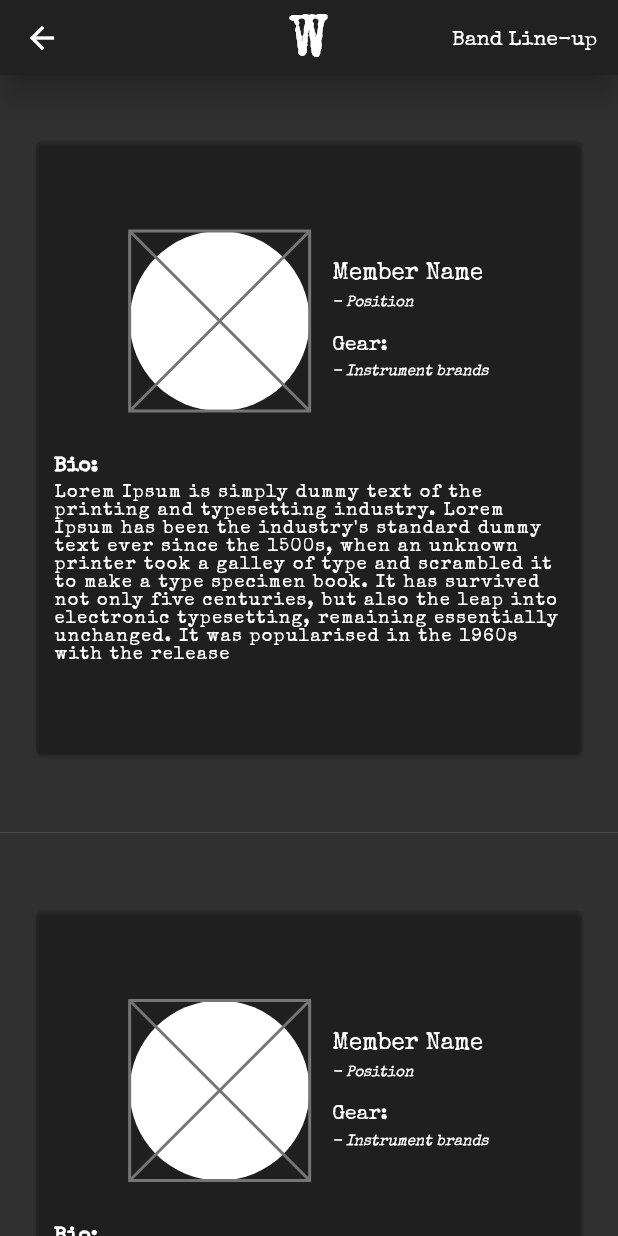
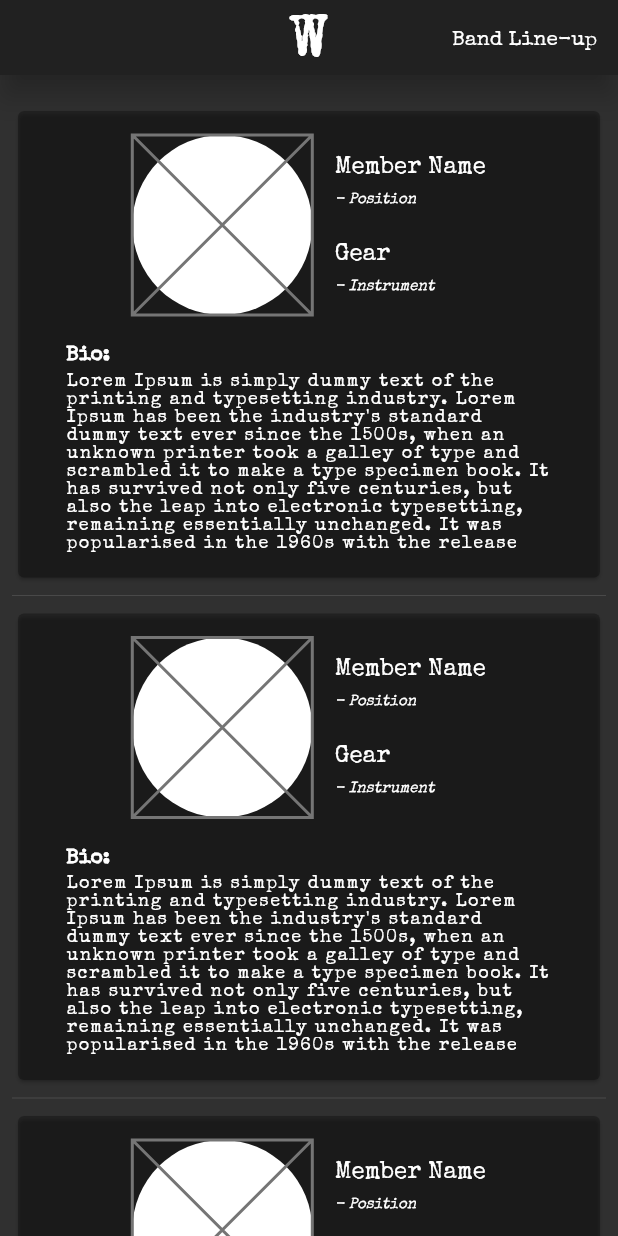
Before and after one commit to fatherof2sons/wood_band, a Flutter app: the BandLineup screen opened directly, on a phone screen of 412 x 824 dp. Run offline on Flutter 3.47's test engine with Material 2 defaults, Android fonts, the phone set to English and light mode, and no system bars; our stand-ins replace font_awesome_flutter.

Commit message:
polishing on new branch

```diff
--- a/lib/src/app.dart
+++ b/lib/src/app.dart
@@ -1,4 +1,5 @@
 import 'package:flutter/material.dart';
+import 'package:wood_band/src/pages/band_lineup.dart';
 import 'package:wood_band/src/pages/home.dart';
 
 class App extends StatelessWidget {
@@ -10,7 +11,7 @@ class App extends StatelessWidget {
               fontFamily: 'Special Elite',
             ),
       ),
-      home: Home(),
+      home: BandLineup(),
     );
   }
 }
--- a/lib/src/pages/band_lineup.dart
+++ b/lib/src/pages/band_lineup.dart
@@ -10,9 +10,11 @@ class BandLineup extends StatelessWidget {
     return Scaffold(
       appBar: CustomAppbar(pageTitle: id),
       body: SingleChildScrollView(
-        child: Container(
+        child: Padding(
+          padding: const EdgeInsets.symmetric(horizontal: 8.0),
           child: Column(
             children: [
+              SizedBox(height: 20.0),
               _buildMembersColumn(context),
               Divider(),
               _buildMembersColumn(context),
@@ -32,20 +34,18 @@ class BandLineup extends StatelessWidget {
   }
 
   Widget _buildMembersColumn(BuildContext context) {
-    return Container(
-      // height: MediaQuery.of(context).size.height,
-      padding: const EdgeInsets.symmetric(vertical: 40.0, horizontal: 20.0),
-      child: Card(
-        color: Colors.black12,
+    return Card(
+      color: Colors.black26,
       child: Padding(
-          padding: const EdgeInsets.symmetric(vertical: 60.0, horizontal: 12.0),
+        padding: const EdgeInsets.symmetric(vertical: 16.0, horizontal: 32.0),
         child: Column(
           mainAxisSize: MainAxisSize.min,
-            mainAxisAlignment: MainAxisAlignment.spaceEvenly,
+          mainAxisAlignment: MainAxisAlignment.center,
           children: [
             Row(
               mainAxisAlignment: MainAxisAlignment.center,
               crossAxisAlignment: CrossAxisAlignment.center,
+              mainAxisSize: MainAxisSize.min,
               children: [
                 CircleAvatar(
                   backgroundColor: Colors.white,
@@ -58,60 +58,63 @@ class BandLineup extends StatelessWidget {
                 Column(
                   crossAxisAlignment: CrossAxisAlignment.start,
                   children: [
-                      Text(
-                        'Member Name',
-                        style: TextStyler.white().copyWith(fontSize: 16.0),
-                      ),
-                      SizedBox(height: 6.0),
-                      Text(
-                        '- Position',
-                        textAlign: TextAlign.left,
-                        style: TextStyler.white().copyWith(
-                            fontSize: 10.0, fontStyle: FontStyle.italic),
-                      ),
-                      SizedBox(height: 16.0),
-                      Text(
-                        'Gear: ',
-                        style: TextStyler.white().copyWith(),
-                      ),
-                      SizedBox(height: 6.0),
-                      Text(
-                        '- Instrument brands',
-                        textAlign: TextAlign.left,
-                        style: TextStyler.white().copyWith(
-                            fontSize: 10.0, fontStyle: FontStyle.italic),
-                      ),
+                    _memberInfo(),
+                    SizedBox(height: 24.0),
+                    _memberInfo(title: 'Gear', sub: '- Instrument'),
                   ],
                 ),
               ],
             ),
-              SizedBox(height: 10.0),
             Column(
               // crossAxisAlignment: CrossAxisAlignment.start,
               children: [
                 SizedBox(height: 20.0),
-                  Column(
-                    crossAxisAlignment: CrossAxisAlignment.start,
-                    children: [
-                      Text(
-                        'Bio:',
-                        style: TextStyler.white()
-                            .copyWith(fontWeight: FontWeight.bold),
-                      ),
-                      SizedBox(height: 5.0),
-                      Text(
-                        "Lorem Ipsum is simply dummy text of the printing and typesetting industry. Lorem Ipsum has been the industry's standard dummy text ever since the 1500s, when an unknown printer took a galley of type and scrambled it to make a type specimen book. It has survived not only five centuries, but also the leap into electronic typesetting, remaining essentially unchanged. It was popularised in the 1960s with the release",
-                        style: TextStyler.white()
-                            .copyWith(letterSpacing: 1.0, fontSize: 12.0),
-                      ),
-                    ],
-                  ),
+                _memberBio(),
               ],
             ),
           ],
         ),
       ),
+    );
+  }
+
+  Widget _memberInfo({String? title, String? sub}) {
+    return Column(
+      crossAxisAlignment: CrossAxisAlignment.start,
+      children: [
+        Text(
+          title ?? 'Member Name',
+          style: TextStyler.white().copyWith(fontSize: 16.0),
         ),
+        Padding(
+          padding: const EdgeInsets.only(top: 8.0),
+          child: Text(
+            sub ?? '- Position',
+            textAlign: TextAlign.left,
+            style: TextStyler.white()
+                .copyWith(fontSize: 10.0, fontStyle: FontStyle.italic),
+          ),
+        ),
+      ],
+    );
+  }
+
+  Widget _memberBio({String? bio}) {
+    return Column(
+      crossAxisAlignment: CrossAxisAlignment.start,
+      children: [
+        Text(
+          'Bio:',
+          style: TextStyler.white().copyWith(fontWeight: FontWeight.bold),
+        ),
+        SizedBox(height: 5.0),
+        Text(
+          bio ??
+              "Lorem Ipsum is simply dummy text of the printing and typesetting industry. Lorem Ipsum has been the industry's standard dummy text ever since the 1500s, when an unknown printer took a galley of type and scrambled it to make a type specimen book. It has survived not only five centuries, but also the leap into electronic typesetting, remaining essentially unchanged. It was popularised in the 1960s with the release",
+          style:
+              TextStyler.white().copyWith(letterSpacing: 1.0, fontSize: 12.0),
+        ),
+      ],
     );
   }
 }
--- a/lib/src/pages/home.dart
+++ b/lib/src/pages/home.dart
@@ -1,4 +1,5 @@
 import 'package:flutter/material.dart';
+import 'package:flutter/rendering.dart';
 import 'package:font_awesome_flutter/font_awesome_flutter.dart';
 import 'package:wood_band/src/pages/about.dart';
 import 'package:wood_band/src/pages/band_lineup.dart';
@@ -32,11 +33,11 @@ class Home extends StatelessWidget {
               mainAxisAlignment: MainAxisAlignment.end,
               children: [
                 Text(
-                  'The\nWood\nBand',
+                  'The\nWood',
                   textAlign: TextAlign.center,
-                  style: TextStyle(color: Colors.white, fontSize: 60.0),
+                  style: TextStyle(color: Colors.white, fontSize: 80.0),
                 ),
-                SizedBox(height: 80.0),
+                SizedBox(height: 100.0),
               ],
             ),
           ),
@@ -87,9 +88,7 @@ class Home extends StatelessWidget {
                     )
                   ],
                 ),
-                SizedBox(
-                  height: isMobile ? 30.0 : 160.0,
-                ),
+                SizedBox(height: isMobile ? 30.0 : 160.0),
                 Text(
                   '©2021 Allrights Reserved.\nTheWoodBand.co',
                   textAlign: TextAlign.center,
```
Lines whose indentation alone changed are shown as unchanged.
